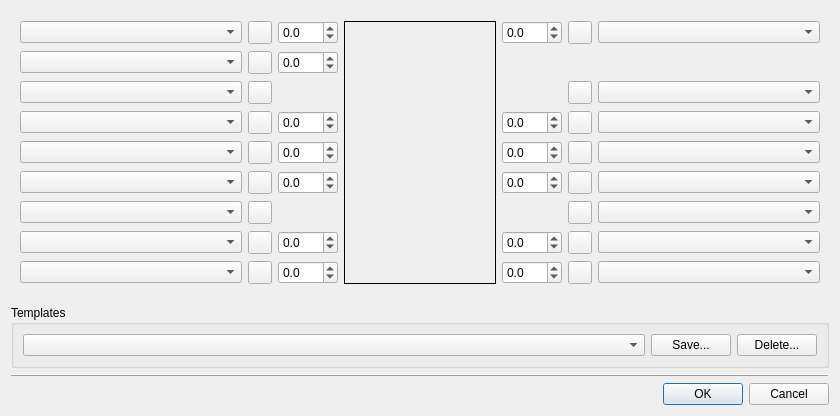
Qt form lclib/qt/lc_qminifigdialog.ui (trevorsandy/lpub3d-ci) before a commit.
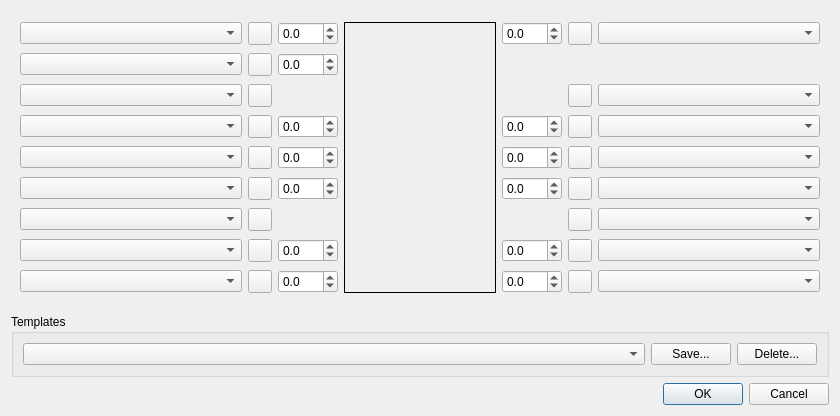
The same form after that commit. Custom widgets are drawn as their Qt base class.

What changed in the file:
```diff
--- a/lclib/qt/lc_qminifigdialog.ui
+++ b/lclib/qt/lc_qminifigdialog.ui
@@ -713,16 +713,6 @@
      </layout>
     </widget>
    </item>
-   <item>
-    <widget class="QFrame" name="frame">
-     <property name="frameShape">
-      <enum>QFrame::HLine</enum>
-     </property>
-     <property name="frameShadow">
-      <enum>QFrame::Raised</enum>
-     </property>
-    </widget>
-   </item>
    <item>
     <widget class="QDialogButtonBox" name="buttonBox">
      <property name="orientation">
```
